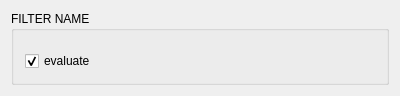
Qt form src/ui/forms/filter_widget.ui (giordi91/parallel_image) before a commit.
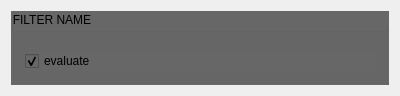
The same form after that commit.

Commit message: basic working dynamic ui filters needs to be hooked up to the filters

Diff of the .ui file:
```diff
--- a/src/ui/forms/filter_widget.ui
+++ b/src/ui/forms/filter_widget.ui
@@ -7,15 +7,21 @@
     <x>0</x>
     <y>0</y>
     <width>400</width>
-    <height>80</height>
+    <height>91</height>
    </rect>
   </property>
   <property name="windowTitle">
    <string>Widget</string>
   </property>
+  <property name="styleSheet">
+   <string notr="true"/>
+  </property>
   <layout class="QVBoxLayout" name="verticalLayout">
    <item>
     <widget class="QGroupBox" name="mainGB">
+     <property name="styleSheet">
+      <string notr="true">background-color: rgb(103, 103, 103);</string>
+     </property>
      <property name="title">
       <string>FILTER NAME</string>
      </property>
```
Left out of the diff: 2 changed lines with no effect on the pictures. The commit also changes 8 other files.
